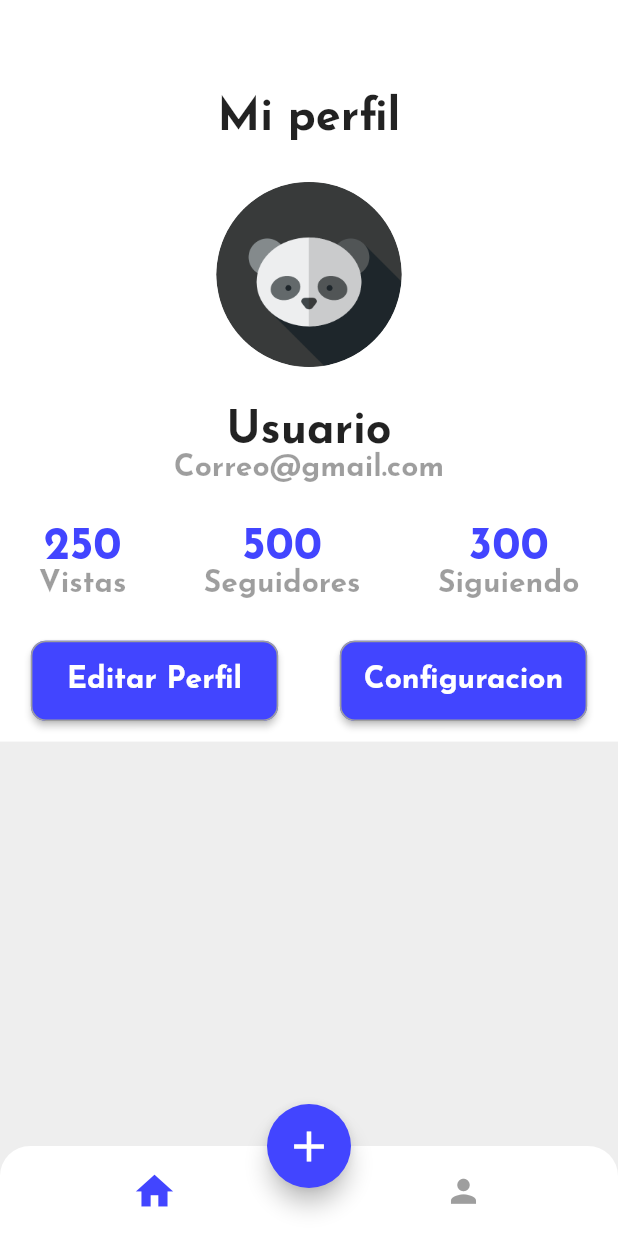
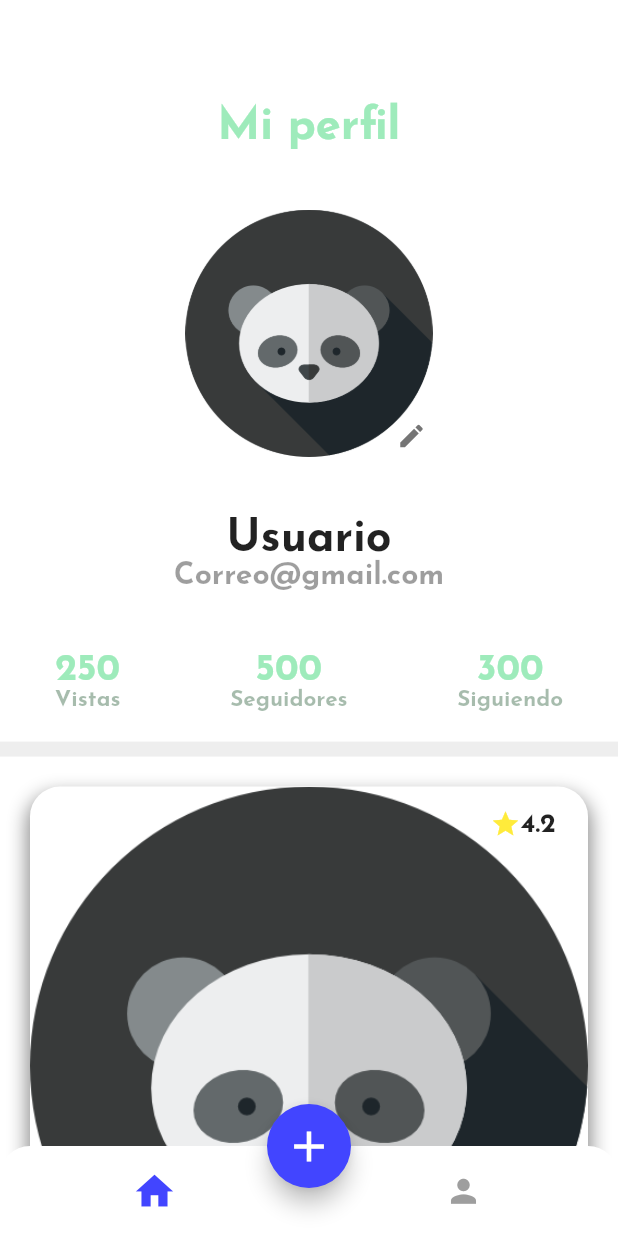
Before and after one commit to Linx2003/Login, a Flutter app: the PrincipalPage screen opened directly, on a phone screen of 412 x 824 dp. Run offline on Flutter 3.47's test engine with Material 2 defaults, Android fonts, the phone set to English and light mode, and no system bars; our stand-ins replace cloud_firestore, firebase_core, google_fonts, image_picker; accounts and stored records are empty.

Commit message:
Se agrega el perfil

```diff
--- /dev/null
+++ b/lib/src/pages/perfil/custom.card.dart
@@ -0,0 +1,103 @@
+import 'package:flutter/material.dart';
+import 'package:flutter/src/widgets/framework.dart';
+import 'package:flutter/src/widgets/placeholder.dart';
+import 'package:google_fonts/google_fonts.dart';
+
+class CustomCard extends StatelessWidget {
+  const CustomCard({super.key});
+
+  @override
+  Widget build(BuildContext context) {
+     final size = MediaQuery.of(context).size;
+    return Container(
+      width: double.infinity,
+      // height: size.height * 0.5,
+      color: Colors.white,
+      padding: const EdgeInsets.all(20),
+      child: Container(
+        decoration: BoxDecoration(
+          borderRadius: BorderRadius.circular(20),
+          color: Colors.white,
+          boxShadow: [
+            BoxShadow(
+              color: Colors.black45,
+              offset: Offset(0, 7),
+              spreadRadius: 2,
+              blurRadius: 10,
+            ),
+          ],
+        ),
+        child: Column(
+          crossAxisAlignment: CrossAxisAlignment.start,
+          children: [
+            Stack(
+              children: [
+                ClipRRect(
+                  borderRadius: BorderRadius.only(
+                    topLeft: Radius.circular(20),
+                    topRight: Radius.circular(20),
+                  ),
+                  child: Image.asset(
+                    'images/panda.jpeg',
+                    fit: BoxFit.cover,
+                  ),
+                ),
+                Positioned(
+                  top: 10,
+                  right: 10,
+                  child: Container(
+                    width: 60,
+                    height: 30,
+                    decoration: BoxDecoration(
+                      borderRadius: BorderRadius.circular(8),
+                      color: Colors.white,
+                    ),
+                    child: Padding(
+                      padding: const EdgeInsets.symmetric(horizontal: 5.0),
+                      child: Row(
+                        children: [
+                          Icon(
+                            Icons.star,
+                            color: Colors.yellow,
+                            size: 20,
+                          ),
+                          Text(
+                            '4.2',
+                            style: GoogleFonts.josefinSans(
+                              fontSize: 18,
+                              fontWeight: FontWeight.bold,
+                            ),
+                          ),
+                        ],
+                      ),
+                    ),
+                  ),
+                )
+              ],
+            ),
+            Padding(
+              padding: const EdgeInsets.all(8.0),
+              child: Column(
+                crossAxisAlignment: CrossAxisAlignment.start,
+                children: [
+                  Row(
+                    mainAxisAlignment: MainAxisAlignment.spaceBetween,
+                    children: [
+                      Text(
+                        'Gramercy Tavern',
+                        style: GoogleFonts.josefinSans(
+                          fontSize: 22,
+                          fontWeight: FontWeight.bold,
+                        ),
+                      ),
+                    ],
+                  ),
+                ],
+              ),
+            )
+          ],
+        ),
+      ),
+    );
+  }
+}
--- a/lib/src/pages/perfil/indicadores_perfil.dart
+++ b/lib/src/pages/perfil/indicadores_perfil.dart
@@ -13,17 +13,17 @@ class Indicadores extends StatelessWidget {
         Text(
           number,
           style: GoogleFonts.josefinSans(
-            fontSize: 30,
+            fontSize: 25,
             fontWeight: FontWeight.bold,
-            color: Color(0xff4245ff),
+            color: Color.fromARGB(255, 158, 235, 187),
           ),
         ),
         Text(
           text,
           style: GoogleFonts.josefinSans(
-            fontSize: 20,
+            fontSize: 15,
             fontWeight: FontWeight.bold,
-            color: Colors.black38,
+            color: Color.fromARGB(96, 20, 78, 38),
           ),
         ),
       ],
--- a/lib/src/pages/perfil/tarjeta_perfil.dart
+++ b/lib/src/pages/perfil/tarjeta_perfil.dart
@@ -1,15 +1,34 @@
 import 'package:flutter/material.dart';
 import 'package:google_fonts/google_fonts.dart';
+import 'package:image_picker/image_picker.dart';
+import 'dart:io';
 
 import 'custom_elevated_button.dart';
 import 'indicadores_perfil.dart';
 
-class TarjetaPerfil extends StatelessWidget {
-  const TarjetaPerfil({super.key});
+class TarjetaPerfil extends StatefulWidget {
+  final String defaultImagePath;
+
+  const TarjetaPerfil({Key? key, required this.defaultImagePath})
+      : super(key: key);
+
+  @override
+  _TarjetaPerfilState createState() => _TarjetaPerfilState();
+}
+
+class _TarjetaPerfilState extends State<TarjetaPerfil> {
+  late String selectedImagePath;
+
+  @override
+  void initState() {
+    super.initState();
+    selectedImagePath = widget.defaultImagePath;
+  }
 
   @override
   Widget build(BuildContext context) {
     final size = MediaQuery.of(context).size;
+
     return Container(
       width: double.infinity,
       height: size.height * 0.6,
@@ -24,12 +43,42 @@ class TarjetaPerfil extends StatelessWidget {
               style: GoogleFonts.josefinSans(
                 fontSize: 30,
                 fontWeight: FontWeight.bold,
+                color: Color.fromARGB(255, 158, 235, 187),
               ),
             ),
-            ClipOval(
-              child: Image.asset(
-                'images/panda.jpeg', //Imagen de perfil
-                width: size.width * 0.3,
+            GestureDetector(
+              onTap: () async {
+                final picker = ImagePicker();
+                final pickedFile =
+                    // ignore: deprecated_member_use
+                    await picker.getImage(source: ImageSource.gallery);
+                if (pickedFile != null) {
+                  setState(() {
+                    selectedImagePath = pickedFile.path; // Actualiza la ruta de la imagen seleccionada
+                    }
+                  );
+                }
+              },
+              child: Stack(
+                alignment: Alignment.bottomRight,
+                children: [
+                  Image.asset(
+                    selectedImagePath,
+                    width: size.width * 0.4,
+                  ),
+                  Container(
+                    decoration: BoxDecoration(
+                      shape: BoxShape.circle,
+                      color: Colors.white,
+                    ),
+                    padding: const EdgeInsets.all(4),
+                    child: Icon(
+                      Icons.edit,
+                      color: Colors.grey[600],
+                      size: 20,
+                    ),
+                  ),
+                ],
               ),
             ),
             Text.rich(
@@ -68,19 +117,6 @@ class TarjetaPerfil extends StatelessWidget {
                 ),
               ],
             ),
-            Row(
-              mainAxisAlignment: MainAxisAlignment.spaceAround,
-              children: [
-                CustomElevatedButton(
-                  text: 'Editar Perfil',
-                  primary: Color(0xff4245ff),
-                ),
-                CustomElevatedButton(
-                  text: 'Configuracion',
-                  primary: Color(0xff4245ff),
-                ),
-              ],
-            )
           ],
         ),
       ),
--- a/lib/src/pages/principal_page.dart
+++ b/lib/src/pages/principal_page.dart
@@ -1,4 +1,5 @@
 import 'package:flutter/material.dart';
+import 'package:red_social/src/pages/perfil/custom.card.dart';
 import 'package:red_social/src/pages/perfil/custom_bottom_bar.dart';
 
 import 'Perfil/tarjeta_perfil.dart';
@@ -15,8 +16,11 @@ class PrincipalPage extends StatelessWidget {
       body: SingleChildScrollView(
         child: Column(
           children: [
-            TarjetaPerfil(),
+            TarjetaPerfil(defaultImagePath: 'images/panda.jpeg',),
             SizedBox(height: 10),
+            CustomCard(),
+            CustomCard(),
+            CustomCard(),
           ],
         ),
       ),
--- a/pubspec.yaml
+++ b/pubspec.yaml
@@ -38,6 +38,8 @@ dependencies:
   firebase_core:
   cloud_firestore:
   google_fonts: ^4.0.4
+  image_picker: ^0.8.7+5
+  provider: ^6.0.5
 
 dev_dependencies:
   flutter_test:
```
Also changed, not shown: images/Pandaa.jpg (added), pubspec.lock.
